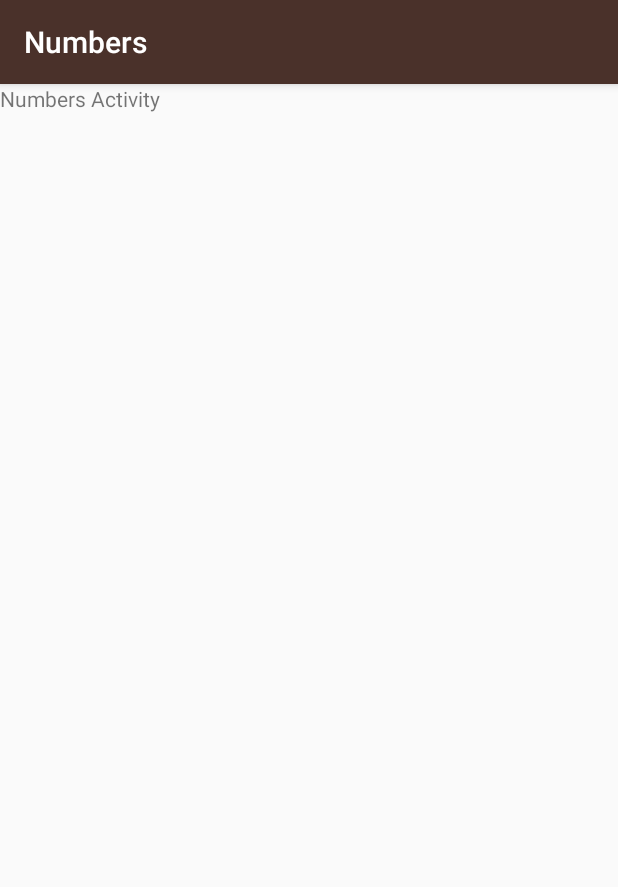
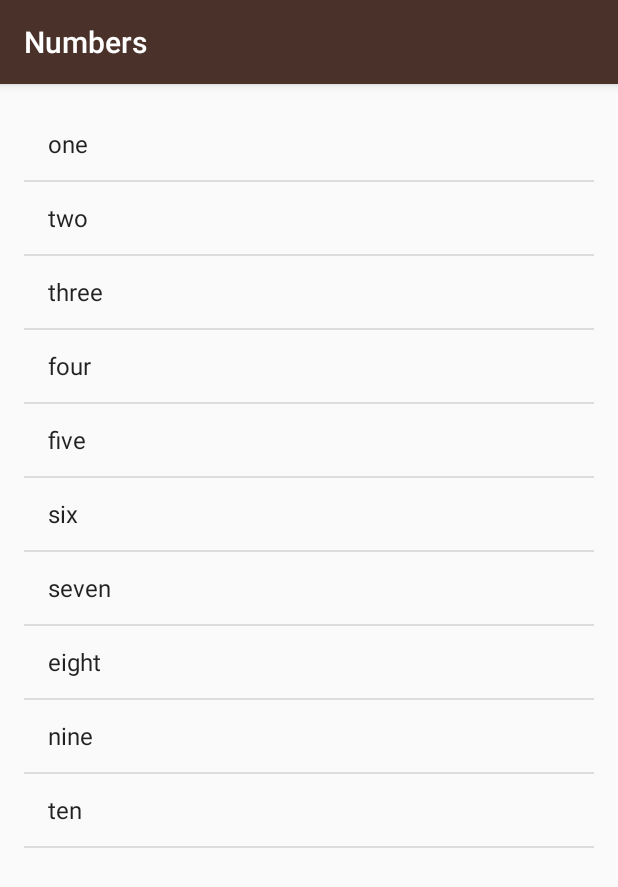
Before and after one commit to acdequina/Miwok-Starter-code, an Android app: the NumbersActivity screen opened directly, with no data from a screen before it, on a phone screen of 412 x 824 dp. Shown: the top 887 px of the screen. Run offline under Robolectric (Android 15) with nearby library versions, the phone set to English and light mode, and no system bars.

Commit message:
Added List Adapter

```diff
--- a/app/src/main/java/com/example/android/miwok/MainActivity.java
+++ b/app/src/main/java/com/example/android/miwok/MainActivity.java
@@ -19,7 +19,10 @@ import android.content.Intent;
 import android.os.Bundle;
 import android.support.v7.app.AppCompatActivity;
 import android.view.View;
+import android.widget.LinearLayout;
 import android.widget.TextView;
+
+import java.util.ArrayList;
 
 public class MainActivity extends AppCompatActivity {
     private TextView mNumbersTextView;
--- a/app/src/main/java/com/example/android/miwok/NumbersActivity.java
+++ b/app/src/main/java/com/example/android/miwok/NumbersActivity.java
@@ -2,6 +2,13 @@ package com.example.android.miwok;
 
 import android.support.v7.app.AppCompatActivity;
 import android.os.Bundle;
+import android.text.Layout;
+import android.widget.ArrayAdapter;
+import android.widget.LinearLayout;
+import android.widget.ListView;
+import android.widget.TextView;
+
+import java.util.ArrayList;
 
 public class NumbersActivity extends AppCompatActivity {
 
@@ -9,5 +16,23 @@ public class NumbersActivity extends AppCompatActivity {
     protected void onCreate(Bundle savedInstanceState) {
         super.onCreate(savedInstanceState);
         setContentView(R.layout.activity_numbers);
+
+        ArrayList<String> words = new ArrayList<>();
+        words.add("one");
+        words.add("two");
+        words.add("three");
+        words.add("four");
+        words.add("five");
+        words.add("six");
+        words.add("seven");
+        words.add("eight");
+        words.add("nine");
+        words.add("ten");
+
+        ArrayAdapter<String> itemsAdapter = new ArrayAdapter<>(this, android.R.layout.simple_list_item_1, words);
+        ListView listView = (ListView) findViewById(R.id.list);
+        listView.setAdapter(itemsAdapter);
+
     }
+
 }
--- a/app/src/main/res/layout/activity_numbers.xml
+++ b/app/src/main/res/layout/activity_numbers.xml
@@ -1,14 +1,15 @@
 <?xml version="1.0" encoding="utf-8"?>
-<android.support.constraint.ConstraintLayout xmlns:android="http://schemas.android.com/apk/res/android"
+<ListView xmlns:android="http://schemas.android.com/apk/res/android"
     xmlns:app="http://schemas.android.com/apk/res-auto"
     xmlns:tools="http://schemas.android.com/tools"
+    android:id="@+id/list"
     android:layout_width="match_parent"
     android:layout_height="match_parent"
+    android:orientation="vertical"
+    android:paddingLeft="@dimen/activity_horizontal_margin"
+    android:paddingTop="@dimen/activity_vertical_margin"
+    android:paddingRight="@dimen/activity_horizontal_margin"
+    android:paddingBottom="@dimen/activity_vertical_margin"
     tools:context=".NumbersActivity">
 
-    <TextView
-        android:layout_width="wrap_content"
-        android:layout_height="wrap_content"
-        android:text="Numbers Activity"/>
-
-</android.support.constraint.ConstraintLayout>
+</ListView>
```
